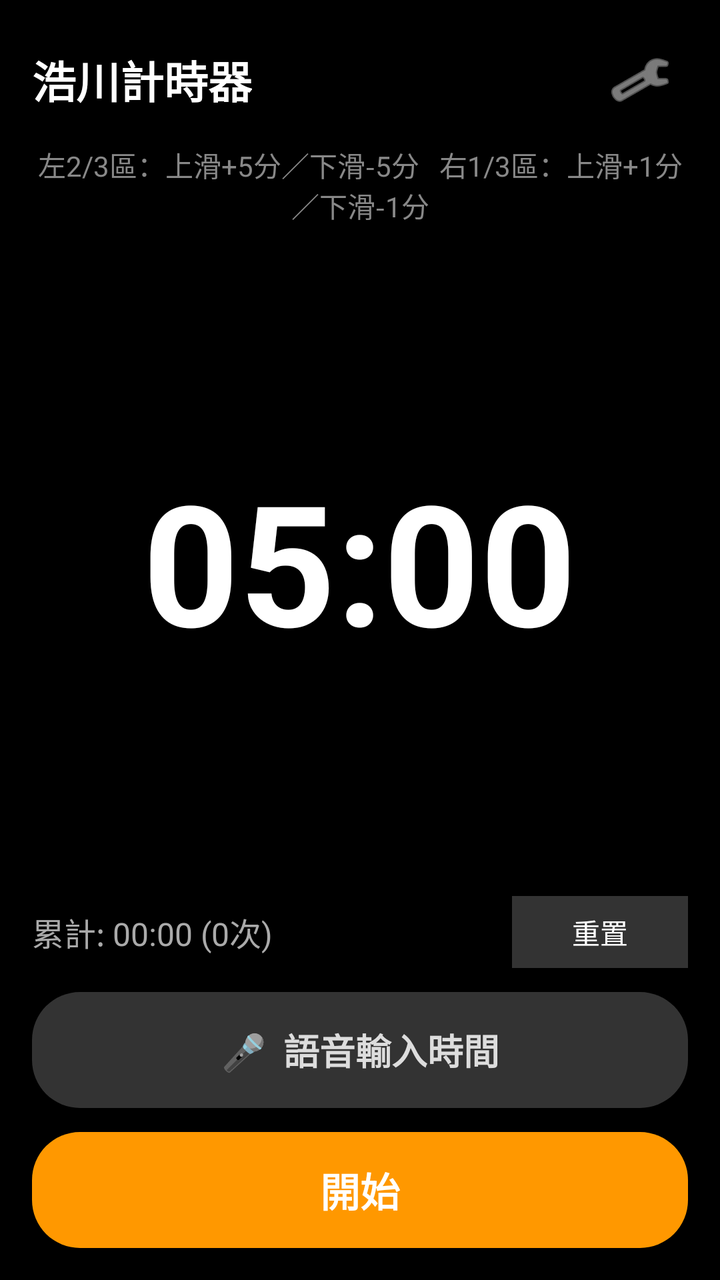
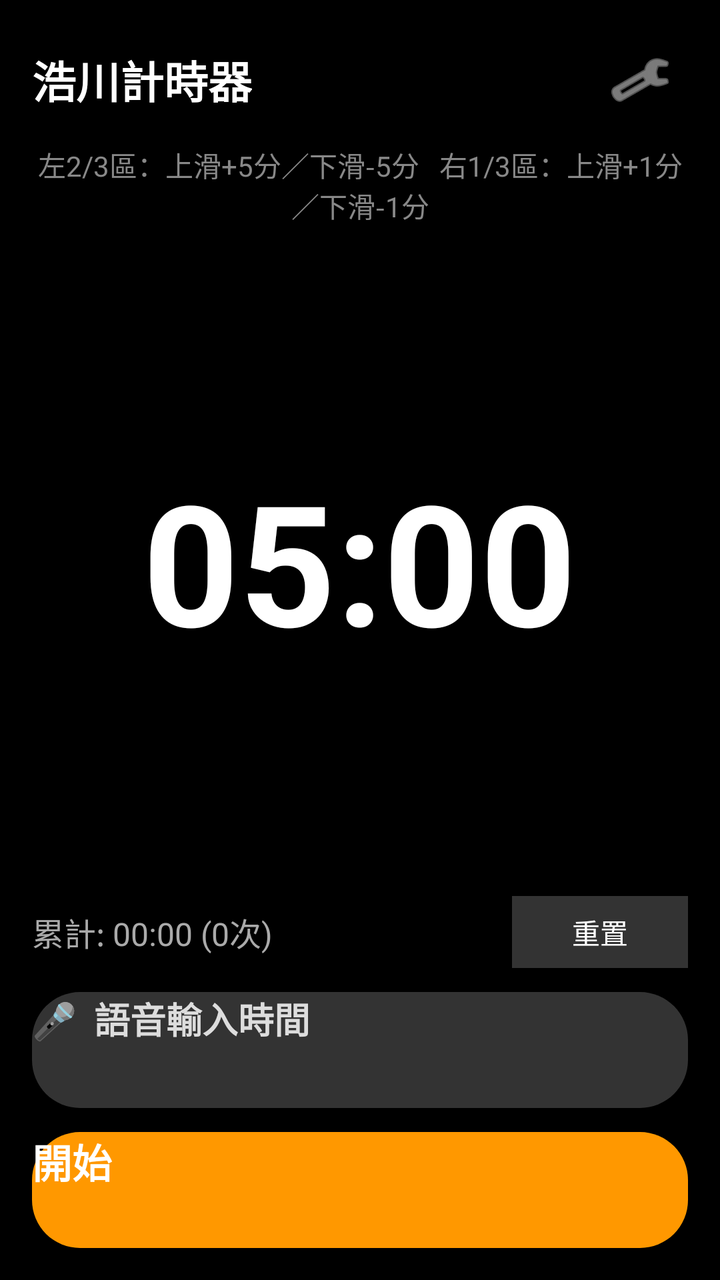

Compare the two renders of this Android layout. The source of the first and the diff that turns it into the second are given below.
<!-- AndroidManifest.xml: application theme android:Theme.Material.Light.NoActionBar -->
<!-- res/layout/activity_main.xml -->
<?xml version="1.0" encoding="utf-8"?>
<LinearLayout xmlns:android="http://schemas.android.com/apk/res/android"
    android:layout_width="match_parent"
    android:layout_height="match_parent"
    android:orientation="vertical"
    android:background="#000000"
    android:padding="16dp">

    <RelativeLayout
        android:id="@+id/titleLayout"
        android:layout_width="match_parent"
        android:layout_height="wrap_content">

        <TextView
            android:id="@+id/appTitle"
            android:layout_width="wrap_content"
            android:layout_height="wrap_content"
            android:text="浩川計時器"
            android:textColor="#FFFFFF"
            android:textSize="22sp"
            android:textStyle="bold"
            android:layout_alignParentStart="true"
            android:layout_centerVertical="true" />

        <ImageButton
            android:id="@+id/settingsBtn"
            android:layout_width="48dp"
            android:layout_height="48dp"
            android:layout_alignParentEnd="true"
            android:layout_centerVertical="true"
            android:background="?android:attr/selectableItemBackgroundBorderless"
            android:src="@android:drawable/ic_menu_manage"
            android:tint="#CCCCCC"
            android:contentDescription="設定" />
    </RelativeLayout>

    <TextView
        android:layout_width="match_parent"
        android:layout_height="wrap_content"
        android:layout_marginTop="8dp"
        android:gravity="center"
        android:text="左2/3區：上滑+5分／下滑-5分   右1/3區：上滑+1分／下滑-1分"
        android:textColor="#888888"
        android:textSize="14sp" />

    <FrameLayout
        android:layout_width="match_parent"
        android:layout_height="0dp"
        android:layout_weight="1">

        <TextView
            android:id="@+id/timerText"
            android:layout_width="wrap_content"
            android:layout_height="wrap_content"
            android:layout_gravity="center"
            android:text="05:00"
            android:textColor="#FFFFFF"
            android:textSize="84sp"
            android:textStyle="bold" />
    </FrameLayout>

    <RelativeLayout
        android:layout_width="match_parent"
        android:layout_height="wrap_content"
        android:layout_marginBottom="12dp">

        <TextView
            android:id="@+id/countText"
            android:layout_width="wrap_content"
            android:layout_height="wrap_content"
            android:layout_alignParentStart="true"
            android:layout_centerVertical="true"
            android:text="累計: 00:00 (0次)"
            android:textColor="#AAAAAA"
            android:textSize="16sp" />

        <Button
            android:id="@+id/resetBtn"
            android:layout_width="wrap_content"
            android:layout_height="36dp"
            android:layout_alignParentEnd="true"
            android:layout_centerVertical="true"
            android:background="#333333"
            android:text="重置"
            android:textColor="#FFFFFF"
            android:textSize="14sp" />
    </RelativeLayout>

    <LinearLayout
        android:id="@+id/controlLayout"
        android:layout_width="match_parent"
        android:layout_height="wrap_content"
        android:orientation="vertical">

        <Button
            android:id="@+id/voiceBtn"
            android:layout_width="match_parent"
            android:layout_height="58dp"
            android:layout_marginBottom="12dp"
            android:background="@drawable/btn_voice_bg"
            android:text="🎤  語音輸入時間"
            android:textColor="#DDDDDD"
            android:textSize="18sp"
            android:textStyle="bold" />

        <Button
            android:id="@+id/startBtn"
            android:layout_width="match_parent"
            android:layout_height="58dp"
            android:background="@drawable/btn_action_bg"
            android:text="開始"
            android:textColor="#FFFFFF"
            android:textSize="20sp"
            android:textStyle="bold" />
    </LinearLayout>

</LinearLayout>
<!-- resources referenced by this layout -->
<resources>
  <!-- drawable btn_action_bg (drawable) -->
  <?xml version="1.0" encoding="utf-8"?>
  <shape xmlns:android="http://schemas.android.com/apk/res/android"
      android:shape="rectangle">
      <solid android:color="#FF9800" />
      <corners android:radius="24dp" />
  </shape>
  <!-- drawable btn_voice_bg (drawable) -->
  <?xml version="1.0" encoding="utf-8"?>
  <shape xmlns:android="http://schemas.android.com/apk/res/android"
      android:shape="rectangle">
      <solid android:color="#333333" />
      <corners android:radius="24dp" />
  </shape>
</resources>

<!-- the commit's change to res/layout/activity_main.xml (unified diff, before → after) -->
@@ -92,7 +92,7 @@
         android:layout_height="wrap_content"
         android:orientation="vertical">
 
-        <Button
+        <androidx.appcompat.widget.AppCompatButton
             android:id="@+id/voiceBtn"
             android:layout_width="match_parent"
             android:layout_height="58dp"
@@ -103,7 +103,7 @@
             android:textSize="18sp"
             android:textStyle="bold" />
 
-        <Button
+        <androidx.appcompat.widget.AppCompatButton
             android:id="@+id/startBtn"
             android:layout_width="match_parent"
             android:layout_height="58dp"
